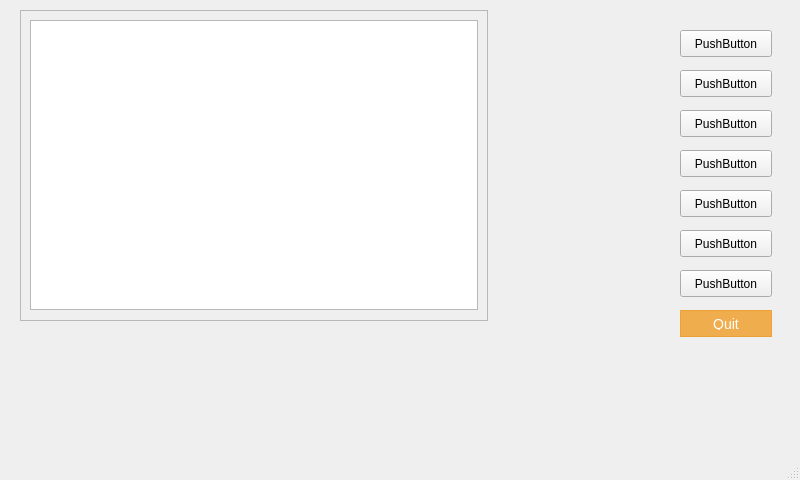
This is qt_design_test.ui in isman7/pyqt4-rbpi-app as Qt 5 draws it before an edit. The edited form follows.
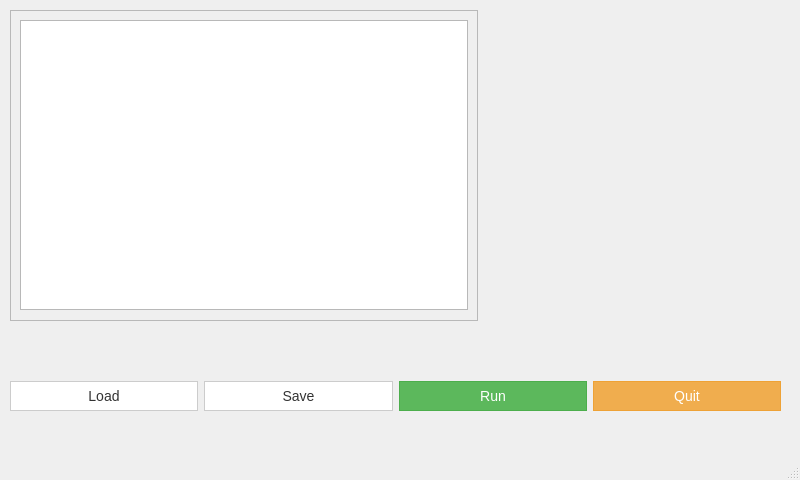
This is the edited form.

Commit message: Playing with Styles. Full styled bootstrap-like buttons.

What changed in the file:
```diff
--- a/qt_design_test.ui
+++ b/qt_design_test.ui
@@ -14,137 +14,10 @@
    <string>MainWindow</string>
   </property>
   <widget class="QWidget" name="centralwidget">
-   <widget class="QPushButton" name="pushButton">
-    <property name="geometry">
-     <rect>
-      <x>680</x>
-      <y>70</y>
-      <width>92</width>
-      <height>27</height>
-     </rect>
-    </property>
-    <property name="text">
-     <string>PushButton</string>
-    </property>
-   </widget>
-   <widget class="QPushButton" name="pushButton_2">
-    <property name="geometry">
-     <rect>
-      <x>680</x>
-      <y>30</y>
-      <width>92</width>
-      <height>27</height>
-     </rect>
-    </property>
-    <property name="text">
-     <string>PushButton</string>
-    </property>
-   </widget>
-   <widget class="QPushButton" name="pushButton_3">
-    <property name="geometry">
-     <rect>
-      <x>680</x>
-      <y>110</y>
-      <width>92</width>
-      <height>27</height>
-     </rect>
-    </property>
-    <property name="text">
-     <string>PushButton</string>
-    </property>
-   </widget>
-   <widget class="QPushButton" name="pushButton_4">
-    <property name="geometry">
-     <rect>
-      <x>680</x>
-      <y>150</y>
-      <width>92</width>
-      <height>27</height>
-     </rect>
-    </property>
-    <property name="text">
-     <string>PushButton</string>
-    </property>
-   </widget>
-   <widget class="QPushButton" name="quitButton">
-    <property name="geometry">
-     <rect>
-      <x>680</x>
-      <y>310</y>
-      <width>92</width>
-      <height>27</height>
-     </rect>
-    </property>
-    <property name="styleSheet">
-     <string notr="true">QPushButton{
-display: inline-block;
-padding: 6px 12px;
-margin-bottom: 0;
-font-size: 14px;
-font-weight: normal;
-line-height: 1.42857143;
-text-align: center;
-white-space: nowrap;
-vertical-align: middle;
-border: 1px solid transparent;
-color: #fff;
-background-color: #f0ad4e;
-border-color: #eea236;
-}
-
-QPushButton:hover:!pressed{
-color: #fff;
-background-color: #ec971f;
-border-color: #d58512;
-}</string>
-    </property>
-    <property name="text">
-     <string>Quit</string>
-    </property>
-   </widget>
-   <widget class="QPushButton" name="pushButton_6">
-    <property name="geometry">
-     <rect>
-      <x>680</x>
-      <y>190</y>
-      <width>92</width>
-      <height>27</height>
-     </rect>
-    </property>
-    <property name="text">
-     <string>PushButton</string>
-    </property>
-   </widget>
-   <widget class="QPushButton" name="pushButton_7">
-    <property name="geometry">
-     <rect>
-      <x>680</x>
-      <y>230</y>
-      <width>92</width>
-      <height>27</height>
-     </rect>
-    </property>
-    <property name="text">
-     <string>PushButton</string>
-    </property>
-   </widget>
-   <widget class="QPushButton" name="pushButton_8">
-    <property name="geometry">
-     <rect>
-      <x>680</x>
-      <y>270</y>
-      <width>92</width>
-      <height>27</height>
-     </rect>
-    </property>
-    <property name="text">
-     <string>PushButton</string>
-    </property>
-   </widget>
    <widget class="QFrame" name="frame">
     <property name="geometry">
      <rect>
-      <x>20</x>
+      <x>10</x>
       <y>10</y>
       <width>468</width>
       <height>311</height>
@@ -166,6 +39,147 @@
       </rect>
      </property>
     </widget>
+    <zorder>graphicsView</zorder>
+    <zorder>loadButton</zorder>
+    <zorder>quitButton</zorder>
+    <zorder>saveButton</zorder>
+    <zorder>pushButton_4</zorder>
+    <zorder>pushButton_7</zorder>
+    <zorder>runButton</zorder>
+    <zorder>createButton</zorder>
+    <zorder>pushButton_8</zorder>
+   </widget>
+   <widget class="QWidget" name="">
+    <property name="geometry">
+     <rect>
+      <x>10</x>
+      <y>371</y>
+      <width>771</width>
+      <height>51</height>
+     </rect>
+    </property>
+    <layout class="QHBoxLayout" name="horizontalLayout">
+     <item>
+      <widget class="QPushButton" name="loadButton">
+       <property name="styleSheet">
+        <string notr="true">QPushButton{
+display: inline-block;
+padding: 6px 12px;
+margin-bottom: 0;
+font-size: 14px;
+font-weight: normal;
+line-height: 1.42857143;
+text-align: center;
+white-space: nowrap;
+vertical-align: middle;
+border: 1px solid transparent;
+color: #333;
+background-color: #fff;
+border-color: #ccc;
+}
+
+QPushButton:hover:!pressed{
+  color: #333;
+  background-color: #e6e6e6;
+  border-color: #adadad;
+}</string>
+       </property>
+       <property name="text">
+        <string>Load</string>
+       </property>
+      </widget>
+     </item>
+     <item>
+      <widget class="QPushButton" name="saveButton">
+       <property name="styleSheet">
+        <string notr="true">QPushButton{
+display: inline-block;
+padding: 6px 12px;
+margin-bottom: 0;
+font-size: 14px;
+font-weight: normal;
+line-height: 1.42857143;
+text-align: center;
+white-space: nowrap;
+vertical-align: middle;
+border: 1px solid transparent;
+color: #333;
+background-color: #fff;
+border-color: #ccc;
+}
+
+QPushButton:hover:!pressed{
+  color: #333;
+  background-color: #e6e6e6;
+  border-color: #adadad;
+}</string>
+       </property>
+       <property name="text">
+        <string>Save</string>
+       </property>
+      </widget>
+     </item>
+     <item>
+      <widget class="QPushButton" name="runButton">
+       <property name="styleSheet">
+        <string notr="true">QPushButton{
+display: inline-block;
+padding: 6px 12px;
+margin-bottom: 0;
+font-size: 14px;
+font-weight: normal;
+line-height: 1.42857143;
+text-align: center;
+white-space: nowrap;
+vertical-align: middle;
+border: 1px solid transparent;
+color: #fff;
+background-color: #5cb85c;
+border-color: #4cae4c;
+}
+QPushButton:hover:!pressed{
+  color: #fff;
+  background-color: #449d44;
+  border-color: #398439;
+}
+</string>
+       </property>
+       <property name="text">
+        <string>Run</string>
+       </property>
+      </widget>
+     </item>
+     <item>
+      <widget class="QPushButton" name="quitButton">
+       <property name="styleSheet">
+        <string notr="true">QPushButton{
+display: inline-block;
+padding: 6px 12px;
+margin-bottom: 0;
+font-size: 14px;
+font-weight: normal;
+line-height: 1.42857143;
+text-align: center;
+white-space: nowrap;
+vertical-align: middle;
+border: 1px solid transparent;
+color: #fff;
+background-color: #f0ad4e;
+border-color: #eea236;
+}
+
+QPushButton:hover:!pressed{
+  color: #fff;
+  background-color: #ec971f;
+  border-color: #d58512;
+}</string>
+       </property>
+       <property name="text">
+        <string>Quit</string>
+       </property>
+      </widget>
+     </item>
+    </layout>
    </widget>
   </widget>
   <widget class="QMenuBar" name="menubar">
```
The commit also changes 2 other files.
